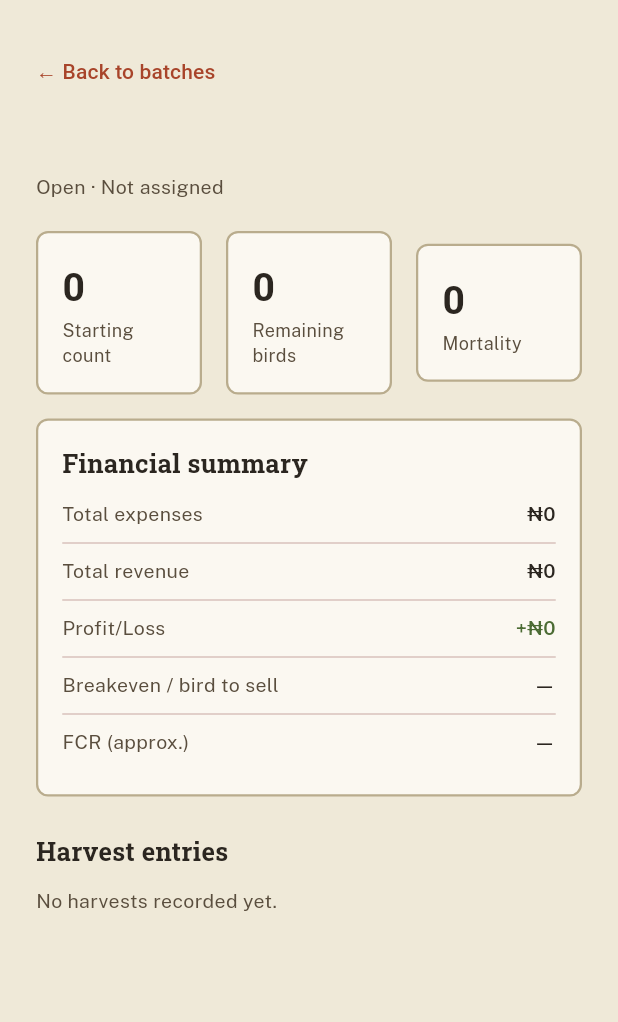
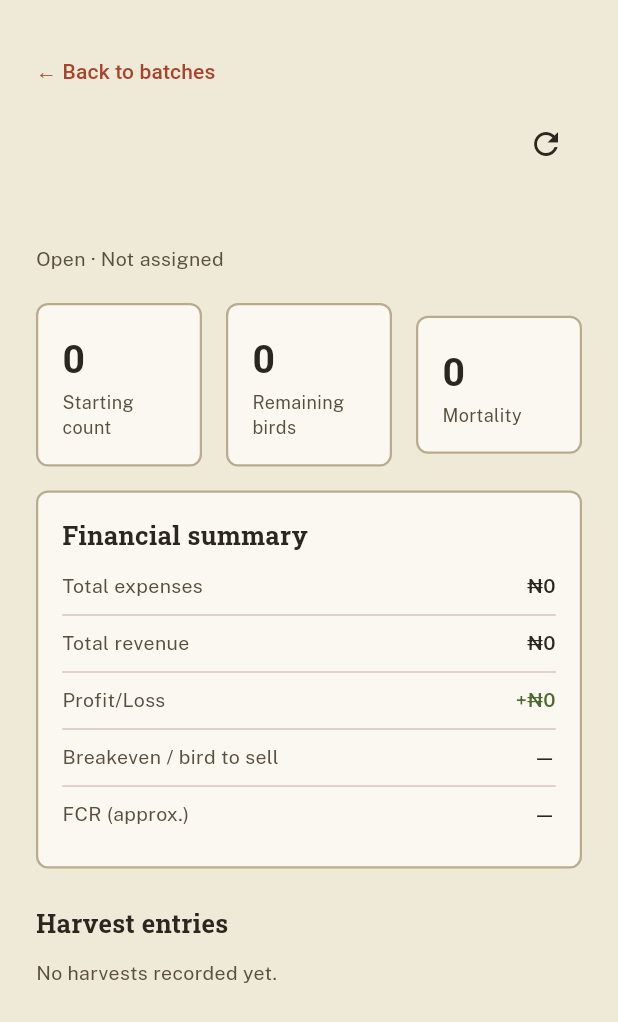
Before and after one commit to yaawaleed-tech/broiler_fms, a Flutter app: the BatchViewScreen screen opened directly with empty values, on a phone screen of 412 x 824 dp. Shown: the top 1022 px of the screen. Run offline on Flutter 3.47's test engine with Material 3 defaults, Android fonts, the phone set to English and light mode, and no system bars; our stand-ins replace connectivity_plus, drift, flutter_riverpod, go_router, supabase_flutter; accounts and stored records are empty; generated files the repository leaves out were written again; statements that could not run were skipped.

Commit message:
Refresh button on web data screens
Reloads each web screen's data from Supabase: Admin accounts, Overview, Accounts, Batches and Batch view.

```diff
--- a/lib/presentation/web/admin/batch_view_screen.dart
+++ b/lib/presentation/web/admin/batch_view_screen.dart
@@ -138,7 +138,7 @@ class BatchViewScreen extends ConsumerWidget {
           if (batch == null || data.summary == null) {
             return const Center(child: Text('Batch not found.'));
           }
-          return _buildBody(context, data, batch, data.summary!);
+          return _buildBody(context, ref, data, batch, data.summary!);
         },
       ),
     );
@@ -146,6 +146,7 @@ class BatchViewScreen extends ConsumerWidget {
 
   Widget _buildBody(
     BuildContext context,
+    WidgetRef ref,
     _BatchViewData data,
     Batch batch,
     FinancialSummary summary,
@@ -165,6 +166,16 @@ class BatchViewScreen extends ConsumerWidget {
               foregroundColor: AppColors.rust,
             ),
             child: const Text('← Back to batches'),
+          ),
+        ),
+        // Reloads this screen's data from Supabase.
+        Align(
+          alignment: Alignment.centerRight,
+          child: IconButton(
+            onPressed: () => ref.invalidate(_batchViewProvider(batchId)),
+            tooltip: 'Refresh',
+            icon: const Icon(Icons.refresh),
+            color: AppColors.ink,
           ),
         ),
         const SizedBox(height: 8),
```
Also changed, not shown: lib/presentation/web/admin/accounts_screen.dart (+7 -0 lines), lib/presentation/web/admin/batches_screen.dart (+10 -0 lines), lib/presentation/web/admin/overview_screen.dart (+9 -2 lines), lib/presentation/web/superadmin/admin_accounts_screen.dart (+7 -0 lines).
